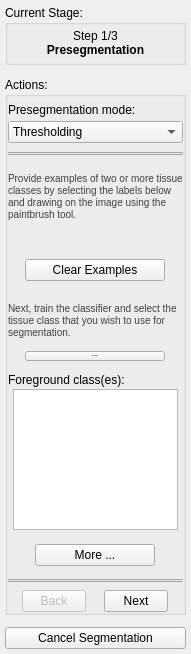
Above: GUI/Qt/Components/SnakeWizardPanel.ui from pyushkevich/itksnap before the change. Below: the same form after it.
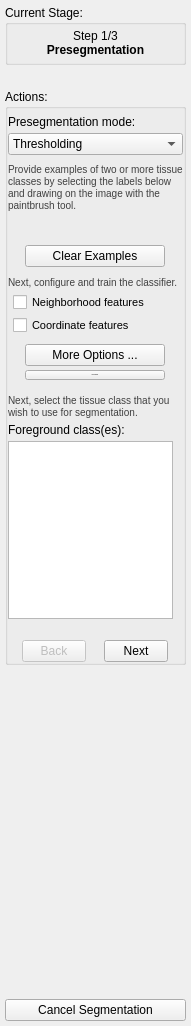
That is the form after the change. Icons and pictures are not drawn. Custom widgets are drawn as their Qt base class.

Commit message:
Snake wizard: layout tweaks, pre-segmentation mode tooltip, classifier options
Cosmetic changes to the snake wizard panel and speed image dialog. Adds a
tooltip describing the four pre-segmentation modes, and couples the
classifier patch/coordinate checkboxes in the wizard panel.

Diff of the .ui file:
```diff
--- a/GUI/Qt/Components/SnakeWizardPanel.ui
+++ b/GUI/Qt/Components/SnakeWizardPanel.ui
@@ -7,7 +7,7 @@
     <x>0</x>
     <y>0</y>
     <width>191</width>
-    <height>654</height>
+    <height>1026</height>
    </rect>
   </property>
   <property name="sizePolicy">
@@ -373,38 +373,6 @@
             </item>
            </widget>
           </item>
-          <item>
-           <spacer name="verticalSpacer_3">
-            <property name="orientation">
-             <enum>Qt::Vertical</enum>
-            </property>
-            <property name="sizeType">
-             <enum>QSizePolicy::Fixed</enum>
-            </property>
-            <property name="sizeHint" stdset="0">
-             <size>
-              <width>20</width>
-              <height>5</height>
-             </size>
-            </property>
-           </spacer>
-          </item>
-          <item>
-           <widget class="Line" name="line">
-            <property name="styleSheet">
-             <string notr="true">border-top:  1px solid rgb(164, 164, 164);
-border-bottom: 1px solid rgb(164,164, 164);
-border-left: 0px;
-border-right: 0px;</string>
-            </property>
-            <property name="frameShadow">
-             <enum>QFrame::Sunken</enum>
-            </property>
-            <property name="orientation">
-             <enum>Qt::Horizontal</enum>
-            </property>
-           </widget>
-          </item>
           <item>
            <widget class="QWidget" name="widget_4" native="true">
             <layout class="QHBoxLayout" name="horizontalLayout_3">
@@ -925,7 +893,16 @@
              </layout>
             </widget>
             <widget class="QWidget" name="pgClassify">
-             <layout class="QGridLayout" name="gridLayout_5" columnstretch="0">
+             <property name="styleSheet">
+              <string notr="true">QCheckBox {
+  font-size: 11px;
+}
+</string>
+             </property>
+             <layout class="QVBoxLayout" name="verticalLayout_11">
+              <property name="spacing">
+               <number>4</number>
+              </property>
               <property name="leftMargin">
                <number>0</number>
               </property>
@@ -935,28 +912,48 @@
               <property name="rightMargin">
                <number>0</number>
               </property>
-              <property name="verticalSpacing">
-               <number>2</number>
-              </property>
-              <item row="17" column="0">
-               <widget class="QWidget" name="widget_8" native="true">
-                <layout class="QHBoxLayout" name="horizontalLayout_7">
-                 <property name="leftMargin">
-                  <number>0</number>
-                 </property>
-                 <property name="topMargin">
-                  <number>0</number>
-                 </property>
-                 <property name="rightMargin">
-                  <number>0</number>
-                 </property>
-                 <property name="bottomMargin">
-                  <number>0</number>
-                 </property>
-                </layout>
+              <item>
+               <widget class="QLabel" name="label_12">
+                <property name="sizePolicy">
+                 <sizepolicy hsizetype="Expanding" vsizetype="Preferred">
+                  <horstretch>0</horstretch>
+                  <verstretch>0</verstretch>
+                 </sizepolicy>
+                </property>
+                <property name="minimumSize">
+                 <size>
+                  <width>0</width>
+                  <height>0</height>
+                 </size>
+                </property>
+                <property name="styleSheet">
+                 <string notr="true">font-size:10px;
+color: rgb(64, 64, 64)</string>
+                </property>
+                <property name="text">
+                 <string>&lt;html&gt;&lt;head/&gt;&lt;body&gt;&lt;p&gt;Provide examples of two or more tissue classes by selecting the labels below and drawing on the image with the paintbrush tool.&lt;/p&gt;&lt;/body&gt;&lt;/html&gt;</string>
+                </property>
+                <property name="wordWrap">
+                 <bool>true</bool>
+                </property>
                </widget>
               </item>
-              <item row="2" column="0" alignment="Qt::AlignHCenter">
+              <item>
+               <widget class="QWidget" name="widget_20" native="true">
+                <layout class="QHBoxLayout" name="horizontalLayout_17">
+                 <property name="leftMargin">
+                  <number>0</number>
+                 </property>
+                 <property name="topMargin">
+                  <number>0</number>
+                 </property>
+                 <property name="rightMargin">
+                  <number>0</number>
+                 </property>
+                 <property name="bottomMargin">
+                  <number>0</number>
+                 </property>
+                 <item>
                <widget class="ColorLabelQuickListWidget" name="boxLabelQuickList" native="true">
                 <property name="minimumSize">
                  <size>
@@ -966,29 +963,10 @@
                 </property>
                </widget>
               </item>
-              <item row="18" column="0" alignment="Qt::AlignHCenter">
-               <widget class="QPushButton" name="btnClassifyDetail">
-                <property name="minimumSize">
-                 <size>
-                  <width>120</width>
-                  <height>0</height>
-                 </size>
-                </property>
-                <property name="maximumSize">
-                 <size>
-                  <width>120</width>
-                  <height>16777215</height>
-                 </size>
-                </property>
-                <property name="toolTip">
-                 <string>&lt;html&gt;&lt;head/&gt;&lt;body&gt;&lt;p&gt;&lt;span style=&quot; font-size:12pt;&quot;&gt;Display additional classification parameters&lt;/span&gt;&lt;/p&gt;&lt;/body&gt;&lt;/html&gt;</string>
-                </property>
-                <property name="text">
-                 <string>More ...</string>
-                </property>
+                </layout>
                </widget>
               </item>
-              <item row="15" column="0">
+              <item>
                <spacer name="verticalSpacer_17">
                 <property name="orientation">
                  <enum>Qt::Vertical</enum>
@@ -999,19 +977,27 @@
                 <property name="sizeHint" stdset="0">
                  <size>
                   <width>20</width>
-                  <height>10</height>
+                  <height>5</height>
                  </size>
                 </property>
                </spacer>
               </item>
-              <item row="13" column="0">
-               <widget class="QLabel" name="label_9">
-                <property name="text">
-                 <string>Foreground class(es):</string>
-                </property>
-               </widget>
-              </item>
-              <item row="4" column="0" alignment="Qt::AlignHCenter">
+              <item>
+               <widget class="QWidget" name="widget_19" native="true">
+                <layout class="QHBoxLayout" name="horizontalLayout_14">
+                 <property name="leftMargin">
+                  <number>0</number>
+                 </property>
+                 <property name="topMargin">
+                  <number>0</number>
+                 </property>
+                 <property name="rightMargin">
+                  <number>0</number>
+                 </property>
+                 <property name="bottomMargin">
+                  <number>0</number>
+                 </property>
+                 <item>
                <widget class="QPushButton" name="btnClassifyClearExamples">
                 <property name="sizePolicy">
                  <sizepolicy hsizetype="Preferred" vsizetype="Fixed">
@@ -1039,75 +1025,10 @@
                 </property>
                </widget>
               </item>
-              <item row="12" column="0">
-               <spacer name="verticalSpacer_6">
-                <property name="orientation">
-                 <enum>Qt::Vertical</enum>
-                </property>
-                <property name="sizeType">
-                 <enum>QSizePolicy::Fixed</enum>
-                </property>
-                <property name="sizeHint" stdset="0">
-                 <size>
-                  <width>20</width>
-                  <height>10</height>
-                 </size>
-                </property>
-               </spacer>
-              </item>
-              <item row="1" column="0">
-               <widget class="QLabel" name="label_12">
-                <property name="sizePolicy">
-                 <sizepolicy hsizetype="Expanding" vsizetype="Preferred">
-                  <horstretch>0</horstretch>
-                  <verstretch>0</verstretch>
-                 </sizepolicy>
-                </property>
-                <property name="minimumSize">
-                 <size>
-                  <width>0</width>
-                  <height>68</height>
-                 </size>
-                </property>
-                <property name="styleSheet">
-                 <string notr="true">font-size:10px;
-color: rgb(64, 64, 64)</string>
-                </property>
-                <property name="text">
-                 <string>&lt;html&gt;&lt;head/&gt;&lt;body&gt;&lt;p&gt;Provide examples of two or more tissue classes by selecting the labels below and drawing on the image using the paintbrush tool.&lt;/p&gt;&lt;/body&gt;&lt;/html&gt;</string>
-                </property>
-                <property name="wordWrap">
-                 <bool>true</bool>
-                </property>
+                </layout>
                </widget>
               </item>
-              <item row="6" column="0">
-               <widget class="QLabel" name="label_25">
-                <property name="sizePolicy">
-                 <sizepolicy hsizetype="Expanding" vsizetype="Preferred">
-                  <horstretch>0</horstretch>
-                  <verstretch>0</verstretch>
-                 </sizepolicy>
-                </property>
-                <property name="minimumSize">
-                 <size>
-                  <width>0</width>
-                  <height>56</height>
-                 </size>
-                </property>
-                <property name="styleSheet">
-                 <string notr="true">font-size:10px;
-color: rgb(64, 64, 64)</string>
-                </property>
-                <property name="text">
-                 <string>&lt;html&gt;&lt;head/&gt;&lt;body&gt;&lt;p&gt;Next, train the classifier and select the tissue class that you wish to use for segmentation.&lt;/p&gt;&lt;/body&gt;&lt;/html&gt;</string>
-                </property>
-                <property name="wordWrap">
-                 <bool>true</bool>
-                </property>
-               </widget>
-              </item>
-              <item row="5" column="0">
+              <item>
                <spacer name="verticalSpacer_14">
                 <property name="orientation">
                  <enum>Qt::Vertical</enum>
@@ -1118,44 +1039,190 @@
                 <property name="sizeHint" stdset="0">
                  <size>
                   <width>20</width>
-                  <height>10</height>
+                  <height>5</height>
                  </size>
                 </property>
                </spacer>
               </item>
-              <item row="3" column="0">
-               <spacer name="verticalSpacer_18">
+              <item>
+               <widget class="QLabel" name="label_25">
+                <property name="sizePolicy">
+                 <sizepolicy hsizetype="Expanding" vsizetype="Preferred">
+                  <horstretch>0</horstretch>
+                  <verstretch>0</verstretch>
+                 </sizepolicy>
+                </property>
+                <property name="minimumSize">
+                 <size>
+                  <width>0</width>
+                  <height>0</height>
+                 </size>
+                </property>
+                <property name="styleSheet">
+                 <string notr="true">font-size:10px;
+color: rgb(64, 64, 64)</string>
+                </property>
+                <property name="text">
+                 <string>&lt;html&gt;&lt;head/&gt;&lt;body&gt;&lt;p&gt;Next, configure and train the classifier.&lt;/p&gt;&lt;/body&gt;&lt;/html&gt;</string>
+                </property>
+                <property name="wordWrap">
+                 <bool>true</bool>
+                </property>
+               </widget>
+              </item>
+              <item>
+               <widget class="QWidget" name="widget_10" native="true">
+                <layout class="QHBoxLayout" name="horizontalLayout_18">
+                 <property name="spacing">
+                  <number>0</number>
+                 </property>
+                 <property name="leftMargin">
+                  <number>0</number>
+                 </property>
+                 <property name="topMargin">
+                  <number>0</number>
+                 </property>
+                 <property name="rightMargin">
+                  <number>0</number>
+                 </property>
+                 <property name="bottomMargin">
+                  <number>0</number>
+                 </property>
+                 <item>
+                  <spacer name="horizontalSpacer_6">
                 <property name="orientation">
-                 <enum>Qt::Vertical</enum>
+                    <enum>Qt::Orientation::Horizontal</enum>
                 </property>
                 <property name="sizeType">
-                 <enum>QSizePolicy::Fixed</enum>
+                    <enum>QSizePolicy::Policy::Fixed</enum>
                 </property>
                 <property name="sizeHint" stdset="0">
                  <size>
-                  <width>20</width>
-                  <height>4</height>
+                     <width>5</width>
+                     <height>20</height>
                  </size>
                 </property>
                </spacer>
               </item>
-              <item row="16" column="0">
-               <spacer name="verticalSpacer_16">
+                 <item>
+                  <widget class="QWidget" name="widget_21" native="true">
+                   <layout class="QVBoxLayout" name="verticalLayout_12">
+                    <property name="spacing">
+                     <number>4</number>
+                    </property>
+                    <property name="leftMargin">
+                     <number>0</number>
+                    </property>
+                    <property name="topMargin">
+                     <number>0</number>
+                    </property>
+                    <property name="rightMargin">
+                     <number>0</number>
+                    </property>
+                    <property name="bottomMargin">
+                     <number>0</number>
+                    </property>
+                    <item>
+                     <widget class="QCheckBox" name="chkClassifyUsePatches">
+                      <property name="toolTip">
+                       <string>&lt;html&gt;&lt;head/&gt;&lt;body&gt;&lt;p&gt;&lt;span style=&quot; font-size:12pt;&quot;&gt;Neighboring intensity values around each voxel are included as additional features. Can help you segment images with rich texture or complex patterns, but classification will be slower. Press &quot;More Options&quot; to configure neighborhood size.&lt;/span&gt;&lt;/p&gt;&lt;/body&gt;&lt;/html&gt;</string>
+                      </property>
+                      <property name="text">
+                       <string>Neighborhood features</string>
+                      </property>
+                     </widget>
+                    </item>
+                    <item>
+                     <widget class="QCheckBox" name="chkClassifyUseCoords">
+                      <property name="toolTip">
+                       <string>&lt;html&gt;&lt;head/&gt;&lt;body&gt;&lt;p&gt;&lt;span style=&quot; font-size:12pt;&quot;&gt;Allows you to provide geometrical hints to the segmentation, for example avoiding leaking into a certain region. For this to work, you will likely need to paint more examples that usual.&lt;/span&gt;&lt;/p&gt;&lt;/body&gt;&lt;/html&gt;</string>
+                      </property>
+                      <property name="text">
+                       <string>Coordinate features</string>
+                      </property>
+                     </widget>
+                    </item>
+                   </layout>
+                  </widget>
+                 </item>
+                </layout>
+               </widget>
+              </item>
+              <item>
+               <spacer name="verticalSpacer_19">
                 <property name="orientation">
-                 <enum>Qt::Vertical</enum>
+                 <enum>Qt::Orientation::Vertical</enum>
                 </property>
                 <property name="sizeType">
-                 <enum>QSizePolicy::Expanding</enum>
+                 <enum>QSizePolicy::Policy::Fixed</enum>
                 </property>
                 <property name="sizeHint" stdset="0">
                  <size>
                   <width>20</width>
-                  <height>10</height>
+                  <height>5</height>
                  </size>
                 </property>
                </spacer>
               </item>
-              <item row="7" column="0" alignment="Qt::AlignHCenter">
+              <item>
+               <widget class="QWidget" name="widget_17" native="true">
+                <layout class="QHBoxLayout" name="horizontalLayout_11">
+                 <property name="leftMargin">
+                  <number>0</number>
+                 </property>
+                 <property name="topMargin">
+                  <number>0</number>
+                 </property>
+                 <property name="rightMargin">
+                  <number>0</number>
+                 </property>
+                 <property name="bottomMargin">
+                  <number>0</number>
+                 </property>
+                 <item>
+                  <widget class="QPushButton" name="btnClassifyDetail">
+                   <property name="minimumSize">
+                    <size>
+                     <width>140</width>
+                     <height>0</height>
+                    </size>
+                   </property>
+                   <property name="maximumSize">
+                    <size>
+                     <width>120</width>
+                     <height>16777215</height>
+                    </size>
+                   </property>
+                   <property name="toolTip">
+                    <string>&lt;html&gt;&lt;head/&gt;&lt;body&gt;&lt;p&gt;&lt;span style=&quot; font-size:12pt;&quot;&gt;Display additional classification parameters&lt;/span&gt;&lt;/p&gt;&lt;/body&gt;&lt;/html&gt;</string>
+                   </property>
+                   <property name="text">
+                    <string>More Options ...</string>
+                   </property>
+                  </widget>
+                 </item>
+                </layout>
+               </widget>
+              </item>
+              <item>
+               <widget class="QWidget" name="widget_12" native="true">
+                <layout class="QHBoxLayout" name="horizontalLayout_10">
+                 <property name="spacing">
+                  <number>0</number>
+                 </property>
+                 <property name="leftMargin">
+                  <number>0</number>
+                 </property>
+                 <property name="topMargin">
+                  <number>0</number>
+                 </property>
+                 <property name="rightMargin">
+                  <number>0</number>
+                 </property>
+                 <property name="bottomMargin">
+                  <number>0</number>
+                 </property>
+                 <item>
                <widget class="QPushButton" name="btnClassifyTrain">
                 <property name="sizePolicy">
                  <sizepolicy hsizetype="Minimum" vsizetype="Fixed">
@@ -1188,7 +1255,59 @@
                 </property>
                </widget>
               </item>
-              <item row="14" column="0" alignment="Qt::AlignHCenter">
+                </layout>
+               </widget>
+              </item>
+              <item>
+               <spacer name="verticalSpacer_6">
+                <property name="orientation">
+                 <enum>Qt::Orientation::Vertical</enum>
+                </property>
+                <property name="sizeType">
+                 <enum>QSizePolicy::Policy::Fixed</enum>
+                </property>
+                <property name="sizeHint" stdset="0">
+                 <size>
+                  <width>20</width>
+                  <height>10</height>
+                 </size>
+                </property>
+               </spacer>
+              </item>
+              <item>
+               <widget class="QLabel" name="label_37">
+                <property name="sizePolicy">
+                 <sizepolicy hsizetype="Expanding" vsizetype="Preferred">
+                  <horstretch>0</horstretch>
+                  <verstretch>0</verstretch>
+                 </sizepolicy>
+                </property>
+                <property name="minimumSize">
+                 <size>
+                  <width>0</width>
+                  <height>0</height>
+                 </size>
+                </property>
+                <property name="styleSheet">
+                 <string notr="true">font-size:10px;
+color: rgb(64, 64, 64)</string>
+                </property>
+                <property name="text">
+                 <string>&lt;html&gt;&lt;head/&gt;&lt;body&gt;&lt;p&gt;Next, select the tissue class that you wish to use for segmentation.&lt;/p&gt;&lt;/body&gt;&lt;/html&gt;</string>
+                </property>
+                <property name="wordWrap">
+                 <bool>true</bool>
+                </property>
+               </widget>
+              </item>
+              <item>
+               <widget class="QLabel" name="label_9">
+                <property name="text">
+                 <string>Foreground class(es):</string>
+                </property>
+               </widget>
+              </item>
+              <item>
                <widget class="QListView" name="lstClassifyForeground">
                 <property name="maximumSize">
                  <size>
@@ -1216,6 +1335,40 @@
                 </property>
                </widget>
               </item>
+              <item>
+               <spacer name="verticalSpacer_16">
+                <property name="orientation">
+                 <enum>Qt::Orientation::Vertical</enum>
+                </property>
+                <property name="sizeType">
+                 <enum>QSizePolicy::Policy::Expanding</enum>
+                </property>
+                <property name="sizeHint" stdset="0">
+                 <size>
+                  <width>20</width>
+                  <height>10</height>
+                 </size>
+                </property>
+               </spacer>
+              </item>
+              <item>
+               <widget class="QWidget" name="widget_8" native="true">
+                <layout class="QHBoxLayout" name="horizontalLayout_7">
+                 <property name="leftMargin">
+                  <number>0</number>
+                 </property>
+                 <property name="topMargin">
+                  <number>0</number>
+                 </property>
+                 <property name="rightMargin">
+                  <number>0</number>
+                 </property>
+                 <property name="bottomMargin">
+                  <number>0</number>
+                 </property>
+                </layout>
+               </widget>
+              </item>
              </layout>
             </widget>
             <widget class="QWidget" name="pgUserSpeed">
@@ -1397,22 +1550,6 @@
             </widget>
            </widget>
           </item>
-          <item>
-           <widget class="Line" name="line_2">
-            <property name="styleSheet">
-             <string notr="true">border-top:  1px solid rgb(164, 164, 164);
-border-bottom: 1px solid rgb(164,164, 164);
-border-left: 0px;
-border-right: 0px;</string>
-            </property>
-            <property name="frameShadow">
-             <enum>QFrame::Sunken</enum>
-            </property>
-            <property name="orientation">
-             <enum>Qt::Horizontal</enum>
-            </property>
-           </widget>
-          </item>
           <item>
            <widget class="QWidget" name="widget_5" native="true">
             <layout class="QGridLayout" name="gridLayout_2">
```
Left out of the diff: 119 changed lines with no effect on the pictures. Lines whose indentation alone changed are shown as unchanged. The commit also changes 2 other files.
